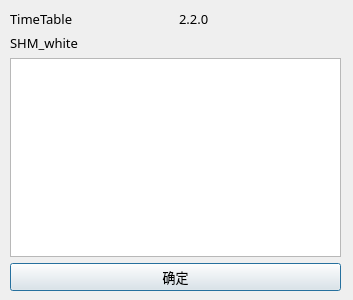
Above: about.ui from SHM-white/TimeTable-Qt before the change. Below: the same form after it.
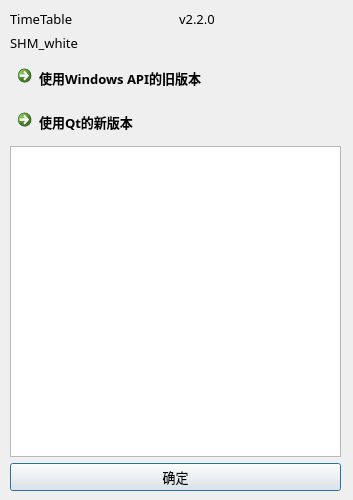
That is the form after the change. Icons and pictures are not drawn.

What changed in the file:
```diff
--- a/about.ui
+++ b/about.ui
@@ -7,19 +7,19 @@
     <x>0</x>
     <y>0</y>
     <width>353</width>
-    <height>300</height>
+    <height>500</height>
    </rect>
   </property>
   <property name="minimumSize">
    <size>
     <width>353</width>
-    <height>300</height>
+    <height>500</height>
    </size>
   </property>
   <property name="maximumSize">
    <size>
     <width>353</width>
-    <height>300</height>
+    <height>500</height>
    </size>
   </property>
   <property name="font">
@@ -44,13 +44,11 @@
      <x>10</x>
      <y>10</y>
      <width>331</width>
-     <height>281</height>
+     <height>481</height>
     </rect>
    </property>
    <layout class="QVBoxLayout" name="verticalLayout_2">
     <item>
-     <layout class="QVBoxLayout" name="verticalLayout">
-      <item>
        <layout class="QHBoxLayout" name="horizontalLayout">
         <item>
          <widget class="QLabel" name="label">
@@ -62,7 +60,7 @@
         <item>
          <widget class="QLabel" name="label_3">
           <property name="text">
-           <string>2.2.0</string>
+         <string>v2.2.0</string>
           </property>
          </widget>
         </item>
@@ -75,10 +73,26 @@
         </property>
        </widget>
       </item>
+    <item>
+     <layout class="QVBoxLayout" name="verticalLayout">
+      <item>
+       <widget class="QCommandLinkButton" name="commandLinkButton">
+        <property name="text">
+         <string>使用Windows API的旧版本</string>
+        </property>
+       </widget>
+      </item>
+      <item>
+       <widget class="QCommandLinkButton" name="commandLinkButton_2">
+        <property name="text">
+         <string>使用Qt的新版本</string>
+        </property>
+       </widget>
+      </item>
+     </layout>
+    </item>
       <item>
        <widget class="QTextEdit" name="textEdit"/>
-      </item>
-     </layout>
     </item>
     <item>
      <widget class="QPushButton" name="pushButton">
```
Lines whose indentation alone changed are shown as unchanged.
